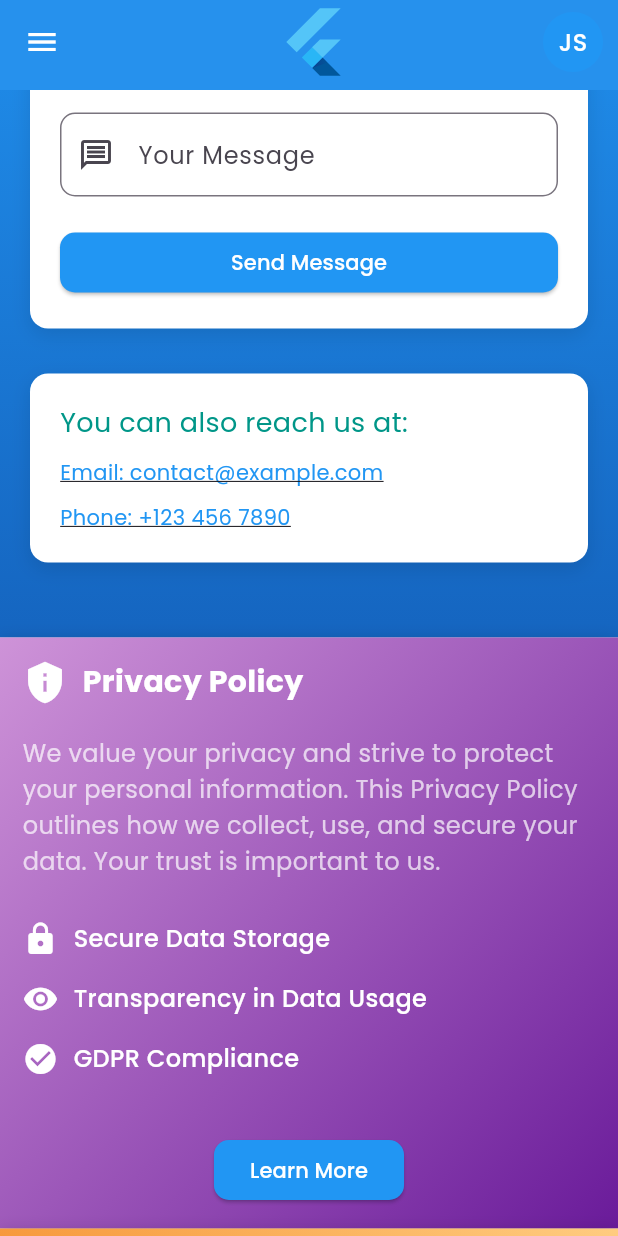
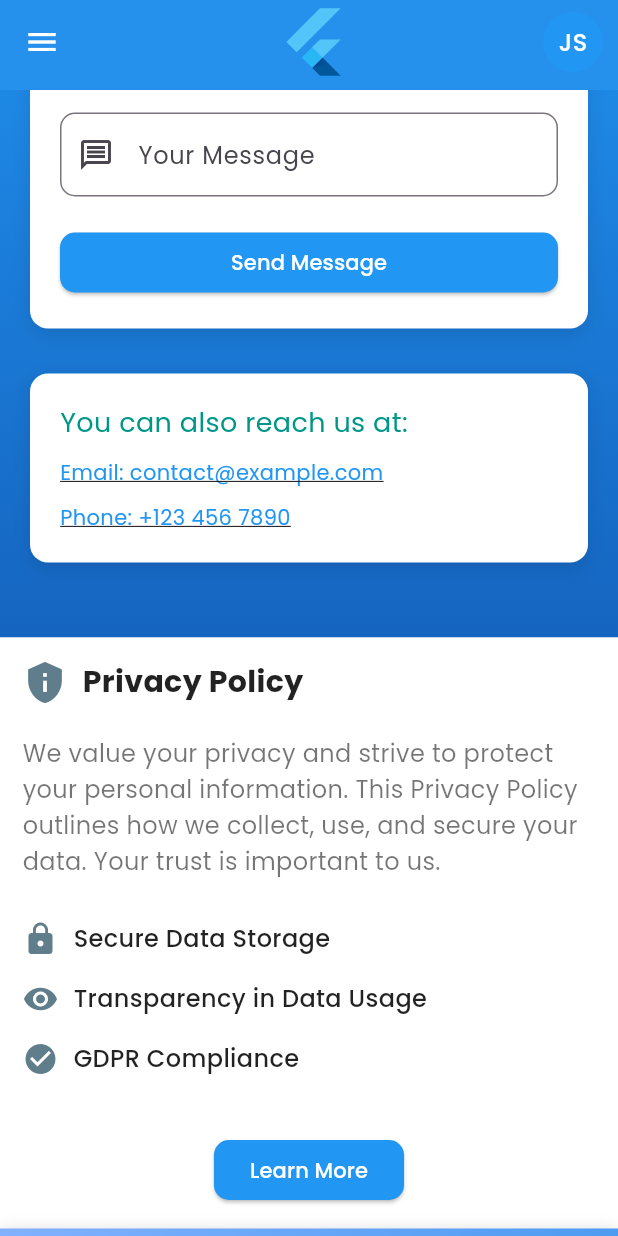
Before and after one commit to SoftEngAliijaz/flutter_responsive_web, a Flutter app: the HomeScreen screen opened directly, scrolled down 1728 dp, on a phone screen of 412 x 824 dp. Run offline on Flutter 3.47's test engine with Material 3 defaults, Android fonts, the phone set to English and light mode, and no system bars; our stand-ins replace animated_text_kit, cached_network_image, google_fonts, responsive_framework.

Commit message:
Refactor Privacy and Terms view sections for improved UI; update colors and remove gradient backgrounds for better readability

```diff
--- a/lib/screens/view_sections/privacy_view_section.dart
+++ b/lib/screens/view_sections/privacy_view_section.dart
@@ -17,13 +17,13 @@ class _PrivacyViewSectionState extends State<PrivacyViewSection> {
       padding: const EdgeInsets.symmetric(vertical: 8.0),
       child: Row(
         children: [
-          Icon(icon, color: Colors.white, size: 24),
+          Icon(icon, color: Colors.blueGrey, size: 24),
           SizedBox(width: 10),
           Expanded(
             child: Text(
               title,
               style: TextStyle(
-                color: Colors.white,
+                color: Colors.black87,
                 fontSize: 16.0,
                 fontWeight: FontWeight.w500,
               ),
@@ -43,34 +43,21 @@ class _PrivacyViewSectionState extends State<PrivacyViewSection> {
       padding: responsive
           ? const EdgeInsets.symmetric(vertical: 40.0, horizontal: 20.0)
           : const EdgeInsets.all(15.0),
-      decoration: BoxDecoration(
-        gradient: LinearGradient(
-          colors: [Colors.purple.shade200, Colors.purple.shade800],
-          begin: Alignment.topLeft,
-          end: Alignment.bottomRight,
-        ),
-        boxShadow: [
-          BoxShadow(
-            color: Colors.black26,
-            blurRadius: 10.0,
-            offset: Offset(0, 4),
-          ),
-        ],
-      ),
+      color: Colors.white,
       child: Column(
         crossAxisAlignment: CrossAxisAlignment.start,
         children: [
           // Icon and Title Section
           Row(
             children: [
-              Icon(Icons.privacy_tip, color: Colors.white, size: 30.0),
+              Icon(Icons.privacy_tip, color: Colors.blueGrey, size: 30.0),
               SizedBox(width: 10),
               Text(
                 'Privacy Policy',
                 style: TextStyle(
                   fontSize: responsive ? 28.0 : 20.0,
                   fontWeight: FontWeight.bold,
-                  color: Colors.white,
+                  color: Colors.black87,
                 ),
               ),
             ],
@@ -84,7 +71,7 @@ class _PrivacyViewSectionState extends State<PrivacyViewSection> {
             'Your trust is important to us.',
             style: TextStyle(
               fontSize: responsive ? 18.0 : 16.0,
-              color: Colors.white70,
+              color: Colors.black54,
               height: 1.5,
             ),
           ),
@@ -106,7 +93,6 @@ class _PrivacyViewSectionState extends State<PrivacyViewSection> {
             child: CustomButton(
               title: 'Learn More',
               onPressed: () {
-                // Add action here, e.g., navigating to a detailed privacy policy page
                 showDialog(
                   context: context,
                   builder: (context) {
--- a/lib/screens/view_sections/terms_view_section.dart
+++ b/lib/screens/view_sections/terms_view_section.dart
@@ -44,10 +44,14 @@ class _TermsViewSectionState extends State<TermsViewSection> {
           ? const EdgeInsets.symmetric(vertical: 40.0, horizontal: 20.0)
           : const EdgeInsets.all(15.0),
       decoration: BoxDecoration(
+        color: Colors.white,
         gradient: LinearGradient(
-          colors: [Colors.orange.shade200, Colors.orange.shade800],
-          begin: Alignment.topRight,
-          end: Alignment.bottomLeft,
+          colors: [
+            Colors.blueAccent.shade100,
+            Colors.blue.shade600,
+          ],
+          begin: Alignment.topLeft,
+          end: Alignment.bottomRight,
         ),
         boxShadow: [
           BoxShadow(
@@ -84,7 +88,7 @@ class _TermsViewSectionState extends State<TermsViewSection> {
             'Please read them carefully to understand your rights and obligations.',
             style: TextStyle(
               fontSize: responsive ? 18.0 : 16.0,
-              color: Colors.white70,
+              color: Colors.white,
               height: 1.5,
             ),
           ),
```
